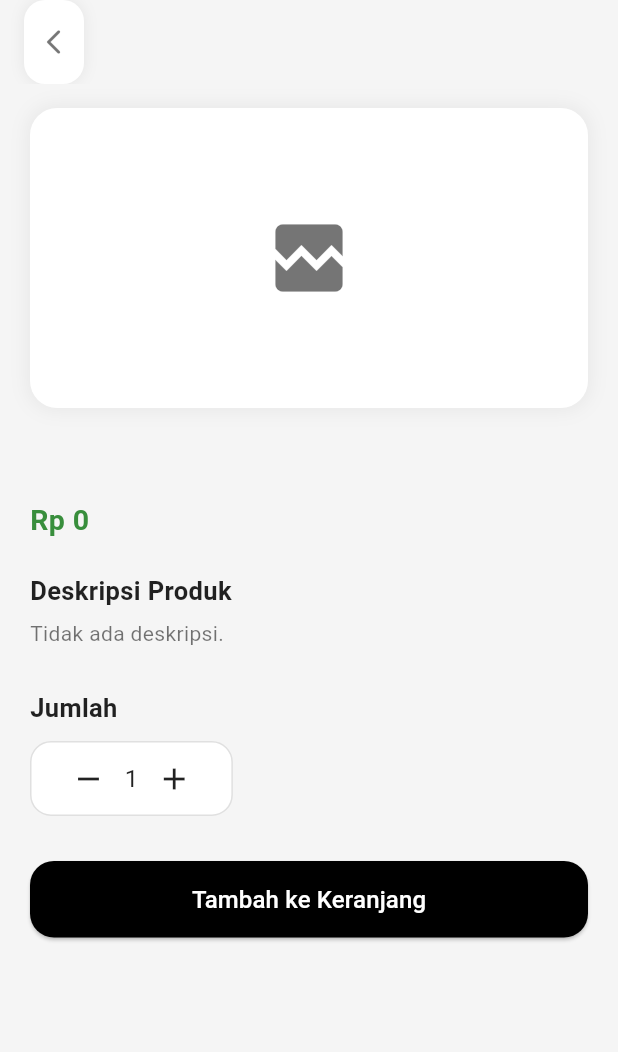
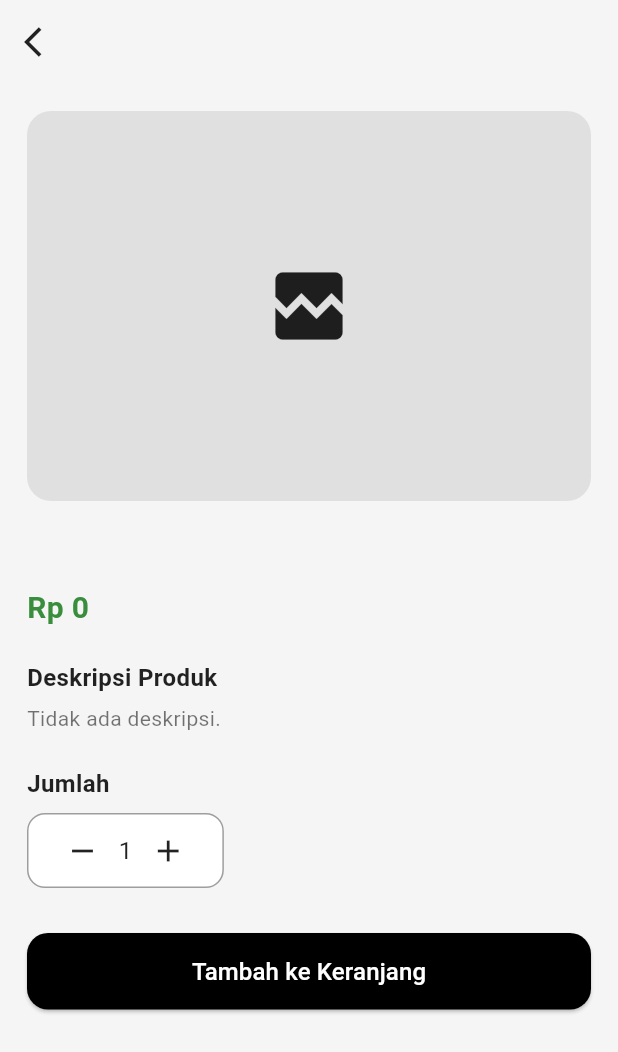
Before and after one commit to SnapCoder4/Project-TechnoMart-Mobile-Cloud-Computing, a Flutter app: the UserProductDetailPage screen opened directly with empty values, on a phone screen of 412 x 824 dp. Shown: the top 1052 px of the screen. Run offline on Flutter 3.47's test engine with Material 3 defaults, Android fonts, the phone set to English and light mode, and no system bars; our stand-ins replace cloud_firestore, file_picker, firebase_auth, firebase_core, image_picker; accounts and stored records are empty.

Commit message:
update ui

```diff
--- a/lib/pages/admin/admin_add_product_dialog.dart
+++ b/lib/pages/admin/admin_add_product_dialog.dart
@@ -90,12 +90,8 @@ class _AdminAddProductDialogState extends State<AdminAddProductDialog> {
     final bgColor = isDark ? Colors.grey[900] : Colors.white;
     final textColor = isDark ? Colors.white : Colors.black87;
     final subTextColor = isDark ? Colors.white70 : Colors.black54;
-
-    // Tombol Upload & Batal
     final buttonColor = isDark ? Colors.grey[700]! : Colors.black;
     final buttonTextColor = Colors.white;
-
-    // Tombol Simpan biru solid
     final saveButtonColor = const Color(0xFF2563EB);
 
     return AlertDialog(
--- a/lib/pages/auth/login_page.dart
+++ b/lib/pages/auth/login_page.dart
@@ -52,7 +52,7 @@ class _LoginPageState extends State<LoginPage> {
                 duration: const Duration(milliseconds: 600),
                 curve: Curves.easeOutBack,
                 child: Image.asset(
-                  'assets/images/technomart.png',
+                  'assets/images/Technomart.png',
                   height: size.height * 0.18,
                 ),
               ),
--- a/lib/pages/auth/register_page.dart
+++ b/lib/pages/auth/register_page.dart
@@ -53,7 +53,7 @@ class _RegisterPageState extends State<RegisterPage> {
                 duration: const Duration(milliseconds: 500),
                 curve: Curves.easeOutBack,
                 child: Image.asset(
-                  'assets/images/technomart.png',
+                  'assets/images/Technomart.png',
                   height: size.height * 0.18,
                 ),
               ),
--- a/lib/pages/user/user_product_detail_page.dart
+++ b/lib/pages/user/user_product_detail_page.dart
@@ -30,17 +30,13 @@ class _UserProductDetailPageState extends State<UserProductDetailPage> {
   int quantity = 1;
   bool loading = false;
 
-  Uint8List? _imageBytes;
+  Uint8List? productImageBytes;
 
   @override
   void initState() {
     super.initState();
     if (widget.imageBase64 != null && widget.imageBase64!.isNotEmpty) {
-      try {
-        _imageBytes = base64Decode(widget.imageBase64!);
-      } catch (_) {
-        _imageBytes = null;
-      }
+      productImageBytes = base64Decode(widget.imageBase64!);
     }
   }
 
@@ -86,152 +82,141 @@ class _UserProductDetailPageState extends State<UserProductDetailPage> {
     }
   }
 
+  void _showFullImage() {
+    showDialog(
+      context: context,
+      builder: (_) => Dialog(
+        backgroundColor: Colors.black,
+        insetPadding: EdgeInsets.zero,
+        child: Stack(
+          children: [
+            InteractiveViewer(
+              child: productImageBytes != null
+                  ? Image.memory(productImageBytes!, fit: BoxFit.contain)
+                  : const Center(
+                      child: Icon(
+                        Icons.broken_image,
+                        size: 80,
+                        color: Colors.white54,
+                      ),
+                    ),
+            ),
+            Positioned(
+              right: 12,
+              top: 12,
+              child: IconButton(
+                icon: const Icon(Icons.close, color: Colors.white, size: 30),
+                onPressed: () => Navigator.pop(context),
+              ),
+            ),
+          ],
+        ),
+      ),
+    );
+  }
+
   @override
   Widget build(BuildContext context) {
     final themeProvider = Provider.of<ThemeProvider>(context);
     final isDark = themeProvider.isDarkMode;
 
+    final textColor = isDark ? Colors.white : Colors.black87;
+    final subTextColor = isDark ? Colors.white70 : Colors.black54;
     final bgColor = isDark ? Colors.black : Colors.grey[100];
     final cardColor = isDark ? Colors.grey[900] : Colors.white;
-    final textColor = isDark ? Colors.white : Colors.black87;
-    final subTextColor = isDark ? Colors.white70 : Colors.black54;
     final buttonColor = isDark ? Colors.grey[800] : Colors.black;
-    final iconColor = isDark ? Colors.white70 : Colors.black54;
 
     return Scaffold(
       backgroundColor: bgColor,
       appBar: AppBar(
+        backgroundColor: bgColor,
         elevation: 0,
-        backgroundColor: bgColor,
         centerTitle: true,
         title: Text(
           widget.name,
-          style: TextStyle(
-            fontWeight: FontWeight.bold,
-            color: textColor,
-            fontSize: 22,
-            letterSpacing: 0.3,
-          ),
+          style: TextStyle(color: textColor, fontWeight: FontWeight.bold),
         ),
-        leading: Padding(
-          padding: const EdgeInsets.only(left: 16),
-          child: Container(
-            decoration: BoxDecoration(
-              color: cardColor,
-              borderRadius: BorderRadius.circular(14),
-              boxShadow: [
-                BoxShadow(color: Colors.black.withOpacity(0.07), blurRadius: 8),
-              ],
-            ),
-            child: IconButton(
-              icon: Icon(
-                Icons.arrow_back_ios_rounded,
-                color: iconColor,
-                size: 20,
-              ),
-              onPressed: () => Navigator.pop(context),
-            ),
-          ),
+        leading: IconButton(
+          icon: Icon(Icons.arrow_back_ios, color: textColor),
+          onPressed: () => Navigator.pop(context),
         ),
       ),
       body: SingleChildScrollView(
-        padding: const EdgeInsets.symmetric(horizontal: 20, vertical: 16),
+        padding: const EdgeInsets.all(18),
         child: Column(
           crossAxisAlignment: CrossAxisAlignment.start,
           children: [
-            // IMAGE
-            Container(
-              decoration: BoxDecoration(
-                borderRadius: BorderRadius.circular(18),
-                boxShadow: [
-                  BoxShadow(
-                    color: isDark
-                        ? Colors.black.withOpacity(0.6)
-                        : Colors.black.withOpacity(0.06),
-                    blurRadius: 10,
-                    spreadRadius: 1,
-                  ),
-                ],
-              ),
+            GestureDetector(
+              onTap: _showFullImage,
               child: ClipRRect(
-                borderRadius: BorderRadius.circular(18),
-                child: _imageBytes != null
-                    ? Image.memory(
-                        _imageBytes!,
-                        width: double.infinity,
-                        fit: BoxFit.cover,
-                      )
-                    : Container(
-                        height: 200,
-                        alignment: Alignment.center,
-                        color: cardColor,
-                        child: Icon(
-                          Icons.broken_image,
-                          size: 60,
-                          color: subTextColor,
-                        ),
-                      ),
+                borderRadius: BorderRadius.circular(16),
+                child: Container(
+                  height: 260,
+                  width: double.infinity,
+                  color: Colors.grey[300],
+                  child: productImageBytes != null
+                      ? Image.memory(productImageBytes!, fit: BoxFit.cover)
+                      : const Center(child: Icon(Icons.broken_image, size: 60)),
+                ),
               ),
             ),
-            const SizedBox(height: 22),
+            const SizedBox(height: 20),
 
-            // NAME & PRICE
             Text(
               widget.name,
               style: TextStyle(
                 fontSize: 22,
                 fontWeight: FontWeight.bold,
                 color: textColor,
-                letterSpacing: 0.3,
               ),
             ),
-            const SizedBox(height: 8),
+            const SizedBox(height: 6),
+
             Text(
               "Rp ${widget.price}",
               style: TextStyle(
-                fontSize: 19,
+                fontSize: 20,
                 fontWeight: FontWeight.bold,
                 color: Colors.green[700],
               ),
             ),
-            const SizedBox(height: 22),
+            const SizedBox(height: 20),
 
-            // DESCRIPTION
             Text(
               "Deskripsi Produk",
               style: TextStyle(
-                fontSize: 17,
+                fontSize: 16,
                 fontWeight: FontWeight.w600,
                 color: textColor,
               ),
             ),
             const SizedBox(height: 6),
+
             Text(
               widget.description.isNotEmpty
                   ? widget.description
                   : "Tidak ada deskripsi.",
               style: TextStyle(fontSize: 14, color: subTextColor),
             ),
-            const SizedBox(height: 28),
 
-            // QUANTITY
+            const SizedBox(height: 22),
+
             Text(
               "Jumlah",
               style: TextStyle(
-                fontSize: 17,
+                fontSize: 16,
                 fontWeight: FontWeight.w600,
                 color: textColor,
               ),
             ),
-            const SizedBox(height: 10),
+            const SizedBox(height: 8),
+
             Container(
-              padding: const EdgeInsets.symmetric(horizontal: 14),
+              padding: const EdgeInsets.symmetric(horizontal: 12),
               decoration: BoxDecoration(
+                borderRadius: BorderRadius.circular(12),
+                border: Border.all(color: Colors.grey),
                 color: cardColor,
-                borderRadius: BorderRadius.circular(14),
-                border: Border.all(
-                  color: isDark ? Colors.grey[700]! : Colors.grey[300]!,
-                ),
               ),
               child: Row(
                 mainAxisSize: MainAxisSize.min,
@@ -253,9 +238,9 @@ class _UserProductDetailPageState extends State<UserProductDetailPage> {
                 ],
               ),
             ),
+
             const SizedBox(height: 30),
 
-            // BUTTON
             SizedBox(
               width: double.infinity,
               child: ElevatedButton(
@@ -264,7 +249,7 @@ class _UserProductDetailPageState extends State<UserProductDetailPage> {
                   backgroundColor: buttonColor,
                   padding: const EdgeInsets.symmetric(vertical: 14),
                   shape: RoundedRectangleBorder(
-                    borderRadius: BorderRadius.circular(16),
+                    borderRadius: BorderRadius.circular(14),
                   ),
                 ),
                 child: loading
@@ -272,8 +257,8 @@ class _UserProductDetailPageState extends State<UserProductDetailPage> {
                         width: 22,
                         height: 22,
                         child: CircularProgressIndicator(
+                          color: Colors.white,
                           strokeWidth: 2,
-                          color: Colors.white,
                         ),
                       )
                     : const Text(
--- a/pubspec.yaml
+++ b/pubspec.yaml
@@ -66,7 +66,7 @@ flutter:
 
   # To add assets to your application, add an assets section, like this:
   assets:
-    - assets/images/technomart.png
+    - assets\images\Technomart.png
   #   - images/a_dot_ham.jpeg
 
   # An image asset can refer to one or more resolution-specific "variants", see
```
Also changed, not shown: lib/pages/admin/admin_dashboard_page.dart (+127 -47 lines), lib/pages/user/user_cart_page.dart (+12 -5 lines), lib/pages/user/user_checkout_page.dart (+6 -2 lines).
